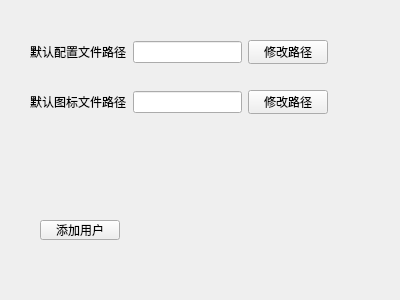
Before: the Qt Designer form qformoptions.ui in NU-LL/SmartSignageManagementSystem, drawn with Qt 5.
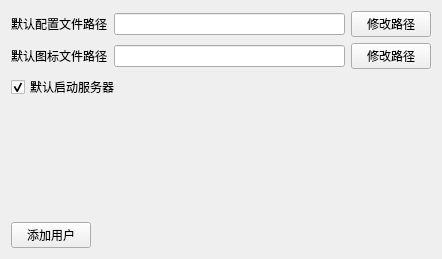
After: the same form once the commit is applied.

Commit message: 标识牌id冲突提示。新增设备提示。配置项全部保存到json中持久化。服务器是否自动启动可以配置。新增12命令

What changed in the file:
```diff
--- a/qformoptions.ui
+++ b/qformoptions.ui
@@ -6,64 +6,15 @@
    <rect>
     <x>0</x>
     <y>0</y>
-    <width>400</width>
-    <height>300</height>
+    <width>442</width>
+    <height>259</height>
    </rect>
   </property>
   <property name="windowTitle">
    <string>选项</string>
   </property>
-  <widget class="QPushButton" name="pushButton_2">
-   <property name="geometry">
-    <rect>
-     <x>40</x>
-     <y>220</y>
-     <width>80</width>
-     <height>20</height>
-    </rect>
-   </property>
-   <property name="text">
-    <string>添加用户</string>
-   </property>
-  </widget>
-  <widget class="QWidget" name="layoutWidget">
-   <property name="geometry">
-    <rect>
-     <x>30</x>
-     <y>90</y>
-     <width>298</width>
-     <height>24</height>
-    </rect>
-   </property>
-   <layout class="QHBoxLayout" name="horizontalLayout_2">
+  <layout class="QVBoxLayout" name="verticalLayout">
     <item>
-     <widget class="QLabel" name="label_2">
-      <property name="text">
-       <string>默认图标文件路径</string>
-      </property>
-     </widget>
-    </item>
-    <item>
-     <widget class="QLineEdit" name="lineEdit_IconPath"/>
-    </item>
-    <item>
-     <widget class="QPushButton" name="pushButton_Icon">
-      <property name="text">
-       <string>修改路径</string>
-      </property>
-     </widget>
-    </item>
-   </layout>
-  </widget>
-  <widget class="QWidget" name="">
-   <property name="geometry">
-    <rect>
-     <x>30</x>
-     <y>40</y>
-     <width>298</width>
-     <height>24</height>
-    </rect>
-   </property>
    <layout class="QHBoxLayout" name="horizontalLayout">
     <item>
      <widget class="QLabel" name="label">
@@ -83,7 +34,76 @@
      </widget>
     </item>
    </layout>
-  </widget>
+   </item>
+   <item>
+    <layout class="QHBoxLayout" name="horizontalLayout_2">
+     <item>
+      <widget class="QLabel" name="label_2">
+       <property name="text">
+        <string>默认图标文件路径</string>
+       </property>
+      </widget>
+     </item>
+     <item>
+      <widget class="QLineEdit" name="lineEdit_IconPath"/>
+     </item>
+     <item>
+      <widget class="QPushButton" name="pushButton_Icon">
+       <property name="text">
+        <string>修改路径</string>
+       </property>
+      </widget>
+     </item>
+    </layout>
+   </item>
+   <item>
+    <widget class="QCheckBox" name="checkBox">
+     <property name="text">
+      <string>默认启动服务器</string>
+     </property>
+     <property name="checked">
+      <bool>true</bool>
+     </property>
+    </widget>
+   </item>
+   <item>
+    <spacer name="verticalSpacer">
+     <property name="orientation">
+      <enum>Qt::Vertical</enum>
+     </property>
+     <property name="sizeHint" stdset="0">
+      <size>
+       <width>20</width>
+       <height>126</height>
+      </size>
+     </property>
+    </spacer>
+   </item>
+   <item>
+    <layout class="QHBoxLayout" name="horizontalLayout_3">
+     <item>
+      <widget class="QPushButton" name="pushButton_2">
+       <property name="text">
+        <string>添加用户</string>
+       </property>
+      </widget>
+     </item>
+     <item>
+      <spacer name="horizontalSpacer">
+       <property name="orientation">
+        <enum>Qt::Horizontal</enum>
+       </property>
+       <property name="sizeHint" stdset="0">
+        <size>
+         <width>40</width>
+         <height>20</height>
+        </size>
+       </property>
+      </spacer>
+     </item>
+    </layout>
+   </item>
+  </layout>
  </widget>
  <resources/>
  <connections/>
```
Lines whose indentation alone changed are shown as unchanged. The commit also changes 6 other files.
